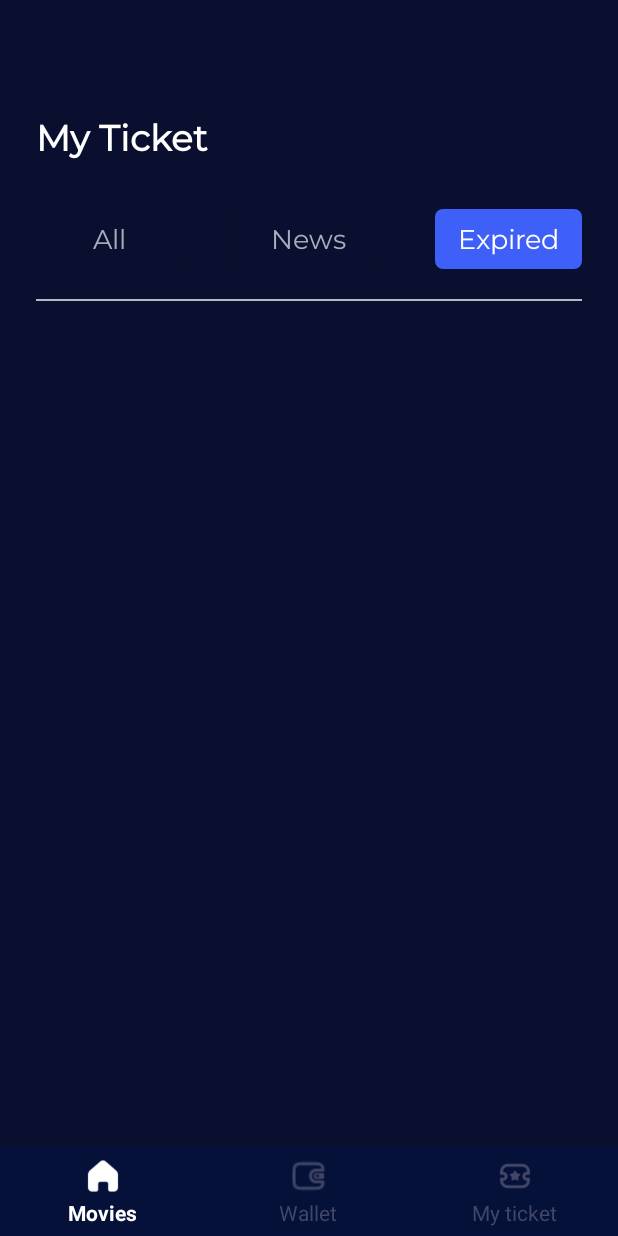
After one commit to ManhHoDinh/MovieTicketApp, an Android app: the layout activity_my_ticket_expired.xml on its own in the app's theme, with its tools: preview values and no code run, on a phone screen of 412 x 824 dp. The commit adds this screen. Run offline under Robolectric (Android 15) with nearby library versions, the phone set to English and light mode, and no system bars.

Commit message:
Package My Ticket

```diff
--- /dev/null
+++ b/app/src/main/res/drawable/button_ticket.xml
@@ -0,0 +1,17 @@
+<?xml version="1.0" encoding="utf-8"?>
+<selector xmlns:android="http://schemas.android.com/apk/res/android">
+    <item
+        android:state_pressed="true">
+        <shape android:shape="rectangle">
+            <solid android:color="@color/button_ticket" />
+            <corners android:radius="5dp"/>
+        </shape>
+    </item>
+    <item android:state_pressed="false">
+        <shape android:shape="rectangle">
+            <solid android:color="@color/dark_background_1" />
+            <corners android:radius="5dp"/>
+        </shape>
+    </item>
+
+</selector>
--- /dev/null
+++ b/app/src/main/res/drawable/selected_button_ticket.xml
@@ -0,0 +1,5 @@
+<?xml version="1.0" encoding="utf-8"?>
+<shape xmlns:android="http://schemas.android.com/apk/res/android">
+    <solid android:color="@color/button_ticket"/>
+    <corners android:radius="5dp"/>
+</shape>
--- /dev/null
+++ b/app/src/main/res/layout/activity_my_ticket_expired.xml
@@ -0,0 +1,89 @@
+<?xml version="1.0" encoding="utf-8"?>
+<androidx.constraintlayout.widget.ConstraintLayout xmlns:android="http://schemas.android.com/apk/res/android"
+    xmlns:app="http://schemas.android.com/apk/res-auto"
+    xmlns:tools="http://schemas.android.com/tools"
+    android:layout_width="match_parent"
+    android:layout_height="match_parent"
+    android:background="@color/dark_background_1"
+    tools:context=".Activity.MyTicketAll">
+    <LinearLayout
+        android:layout_width="match_parent"
+        android:layout_height="match_parent"
+        android:paddingLeft="24dp"
+        android:paddingRight="24dp"
+        android:paddingBottom="60dp"
+        android:orientation="vertical">
+        <TextView
+            android:layout_width="wrap_content"
+            android:layout_height="wrap_content"
+            android:paddingTop="76dp"
+            android:text="My Ticket"
+            android:fontFamily="@font/montserrat_regular"
+            android:textFontWeight="600"
+            android:textStyle="bold"
+            android:textSize="24dp"
+            android:textColor="@color/white_background"/>
+        <RelativeLayout
+            android:layout_width="match_parent"
+            android:layout_height="wrap_content"
+            android:layout_marginTop="32dp">
+            <Button
+                style="@android:style/Widget.Button"
+                android:id="@+id/buttonAllTicket"
+                android:layout_width="98dp"
+                android:layout_height="40dp"
+                android:background="@drawable/button_ticket"
+                android:fontFamily="@font/montserrat_regular"
+                android:hint="All"
+                android:textFontWeight="400"
+                android:textSize="18dp"/>
+
+            <Button
+                android:id="@+id/buttonNewsTicket"
+                style="@android:style/Widget.Button"
+                android:layout_width="98dp"
+                android:layout_height="40dp"
+                android:background="@drawable/button_ticket"
+                android:fontFamily="@font/montserrat_regular"
+                android:hint="News"
+                android:textFontWeight="400"
+                android:textSize="18dp"
+                android:layout_centerHorizontal="true"/>
+
+            <Button
+                android:id="@+id/buttonExpiredTicket"
+                style="@android:style/Widget.Button"
+                android:layout_width="98dp"
+                android:layout_height="40dp"
+                android:background="@drawable/selected_button_ticket"
+                android:fontFamily="@font/montserrat_regular"
+                android:text="Expired"
+                android:textFontWeight="500"
+                android:textSize="18dp"
+                android:textColor="@color/white_background"
+                android:layout_alignParentRight="true"/>
+        </RelativeLayout>
+        <View
+            android:layout_width="match_parent"
+            android:layout_height="1dp"
+            android:background="@color/white_opacity_70"
+            android:layout_marginTop="20dp"
+            android:layout_marginBottom="12dp"/>
+        <ListView
+            android:layout_width="match_parent"
+            android:layout_height="wrap_content"
+            android:scrollbars="none"
+            android:id="@+id/ListViewTicket3"/>
+    </LinearLayout>
+    <com.google.android.material.bottomnavigation.BottomNavigationView
+        android:id="@+id/bottomNavigation"
+        android:background="@color/very_dark_background"
+        app:layout_constraintBottom_toBottomOf="parent"
+        app:layout_constraintEnd_toEndOf="parent"
+        app:layout_constraintStart_toStartOf="parent"
+        android:layout_width="match_parent"
+        app:itemIconTint="@drawable/bottom_tem_selector"
+        app:itemTextColor="@drawable/bottom_tem_selector"
+        app:menu="@menu/bottom_bar_menu"
+        android:layout_height="60dp"/>
+</androidx.constraintlayout.widget.ConstraintLayout>
--- a/app/src/main/res/layout/activity_sign_in.xml
+++ b/app/src/main/res/layout/activity_sign_in.xml
@@ -89,13 +89,13 @@
                 android:layout_gravity="center"
                 android:layout_marginTop="28dp"
                 android:background="@drawable/button_background"
+                android:fontFamily="@font/montserrat_regular"
                 android:gravity="center"
                 android:text="Login"
                 android:textColor="@color/white_background"
-                android:fontFamily="@font/montserrat_regular"
                 android:textFontWeight="500"
                 android:textSize="18dp"
-                android:textStyle="bold"/>
+                android:textStyle="bold" />
 
             <LinearLayout
                 android:layout_width="match_parent"
--- a/app/src/main/res/values/colors.xml
+++ b/app/src/main/res/values/colors.xml
@@ -22,4 +22,5 @@
     <color name="background_color">#FF0B0F2F</color>
     <color name="sub_text_color">#FF449EFF</color>
     <color name="white_opacity_70">#B3FFFFFF</color>
+    <color name="button_ticket">#FF3E60F9</color>
 </resources>
```
Also changed, not shown: app/src/main/AndroidManifest.xml (+8 -5 lines), app/src/main/java/com/example/movieticketapp/Activity/MyTicketAll.java (added, +35 -0 lines), app/src/main/java/com/example/movieticketapp/Activity/MyTicketExpired.java (added, +30 -0 lines), app/src/main/java/com/example/movieticketapp/Activity/MyTicketNews.java (added, +31 -0 lines), app/src/main/java/com/example/movieticketapp/Adapter/TicketListAdapter.java (added, +58 -0 lines), app/src/main/java/com/example/movieticketapp/Model/Ticket.java (added, +47 -0 lines), app/src/main/res/layout/activity_my_ticket_all.xml (added, +89 -0 lines), app/src/main/res/layout/activity_my_ticket_news.xml (added, +89 -0 lines), app/src/main/res/layout/list_ticket_view.xml (added, +52 -0 lines), app/src/main/res/drawable/poster_ralph.jpg (added).
